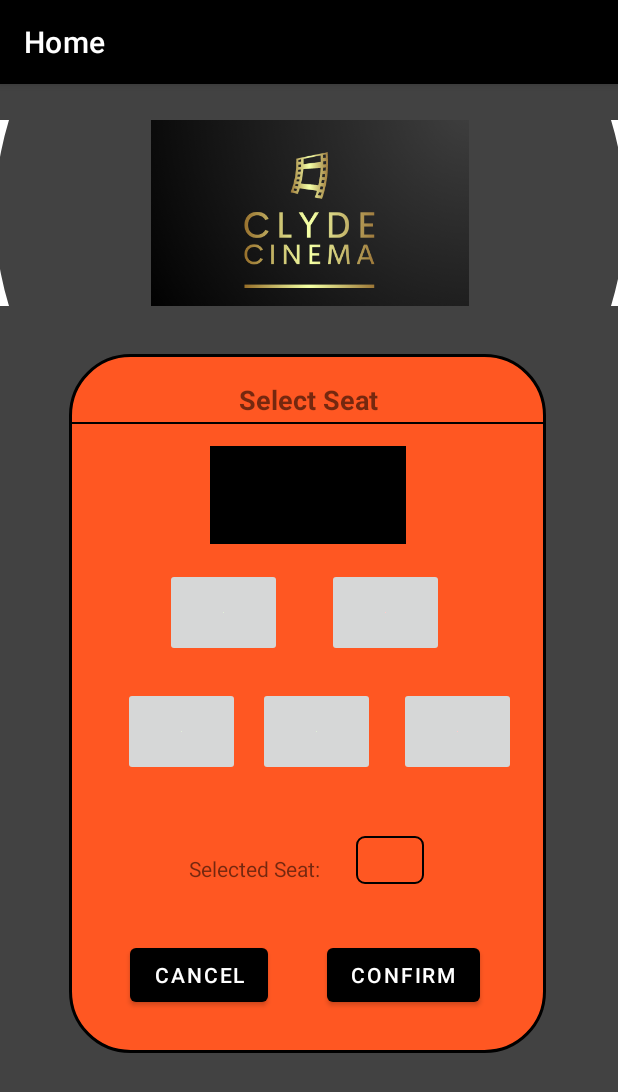
After one commit to mohamedlafiteh/cinema-app-project, an Android app: the SeatSelectActivity screen opened directly, with no data from a screen before it, on a phone screen of 412 x 824 dp. The commit adds this screen. Shown: the top 1092 px of the screen. Run offline under Robolectric (Android 15) with nearby library versions, the phone set to English and light mode, and no system bars.

Commit message:
Add chnages

```diff
--- /dev/null
+++ b/app/src/main/java/com/example/cinemaapp/SeatSelectActivity.java
@@ -0,0 +1,228 @@
+package com.example.cinemaapp;
+
+import androidx.appcompat.app.AppCompatActivity;
+
+import android.content.Intent;
+import android.os.Bundle;
+import android.view.View;
+import android.widget.Button;
+import android.widget.ImageButton;
+import android.widget.TextView;
+import android.widget.Toast;
+
+import org.w3c.dom.ls.LSOutput;
+
+public class SeatSelectActivity extends AppCompatActivity {
+    //Is seat booked? for each seat
+    boolean seatA1Booked;
+    boolean seatA2Booked;
+    boolean seatB1Booked;
+    boolean seatB2Booked;
+    boolean seatB3Booked;
+
+    //Image buttons for each seat
+    ImageButton seatA1Button;
+    ImageButton seatA2Button;
+    ImageButton seatB1Button;
+    ImageButton seatB2Button;
+    ImageButton seatB3Button;
+
+    //Text view to display selected seat
+    TextView seatNumberText;
+
+
+    @Override
+    protected void onCreate(Bundle savedInstanceState) {
+        super.onCreate(savedInstanceState);
+        setContentView(R.layout.activity_seat_select);
+
+        //Initial 'booked' or 'not booked' status for each seat
+        seatA1Booked = false;
+        seatA2Booked = true;
+        seatB1Booked = false;
+        seatB2Booked = true;
+        seatB3Booked = false;
+
+        //Initialising TextView to display selected seat
+        seatNumberText = (TextView) findViewById(R.id.seatNumberText);
+
+        //Initialising ImageButton variables to seat buttons
+        seatA1Button = (ImageButton)findViewById(R.id.seatA1Button);
+        seatA2Button = (ImageButton)findViewById(R.id.seatA2Button);
+        seatB1Button = (ImageButton)findViewById(R.id.seatB1Button);
+        seatB2Button = (ImageButton)findViewById(R.id.seatB2Button);
+        seatB3Button = (ImageButton)findViewById(R.id.seatB3Button);
+
+        /**
+         Runs function which checks each seat's booking status
+         and displays correct booked or not booked graphic
+         **/
+        imageUpdater();
+
+        Button butt = findViewById(R.id.search_button_id4);
+
+
+        butt.setOnClickListener(new View.OnClickListener() {
+            TextView s = findViewById(R.id.textView11);
+
+            @Override
+            public void onClick(View v) {
+             //   System.out.println("--------------------------------> seat " + seatNumberText.getText().toString());
+//                Intent intent = new Intent(getApplicationContext(),BookingConfirmationActivity.class);
+//                intent.putExtra("seat",seatNumberText.getText().toString());
+//                finish();
+
+
+                Intent intent = new Intent(getApplicationContext(),BookingConfirmationActivity.class);
+                System.out.println("--------------------------------> seat " + seatNumberText.getText().toString());
+                intent.putExtra("seat",seatNumberText.getText().toString());
+                setResult(RESULT_OK, intent);
+                finish();
+            }
+        });
+
+
+    }
+
+
+    /**
+     * Function to check each seats booking status and update graphics accordingly
+     */
+    public void imageUpdater(){
+        if (seatA1Booked){
+            seatA1Button.setImageResource(R.drawable.seatnotavailable);
+        }
+        if (!seatA1Booked){
+            seatA1Button.setImageResource(R.drawable.seatavailable);
+        }
+        if (seatA2Booked){
+            seatA2Button.setImageResource(R.drawable.seatnotavailable);
+        }
+        if (!seatA2Booked){
+            seatA2Button.setImageResource(R.drawable.seatavailable);
+        }
+        if (seatB1Booked){
+            seatB1Button.setImageResource(R.drawable.seatnotavailable);
+        }
+        if (!seatB1Booked){
+            seatB1Button.setImageResource(R.drawable.seatavailable);
+        }
+        if (seatB2Booked){
+            seatB2Button.setImageResource(R.drawable.seatnotavailable);
+        }
+        if (!seatB2Booked){
+            seatB2Button.setImageResource(R.drawable.seatavailable);
+        }
+        if (seatB3Booked){
+            seatB3Button.setImageResource(R.drawable.seatnotavailable);
+        }
+        if (!seatB3Booked){
+            seatB3Button.setImageResource(R.drawable.seatavailable);
+        }
+    }
+
+    public void seatA1(View view){
+        //Save text currently in 'selected seat' box (to know if were clicking same button again to deselect it)
+        CharSequence c = seatNumberText.getText();
+
+        //If seat is currently booked, pop up error message shows
+        if(seatA1Booked){
+            Toast.makeText(this, "Seat already booked!", Toast.LENGTH_SHORT).show();
+        }
+
+        //If seat is available for booking, 'seatSelected' graphic is used and any other seat selections are cleared
+        if(!seatA1Booked){
+            seatA1Button.setImageResource(R.drawable.seatselected);
+            if(!seatA2Booked){seatA2Button.setImageResource(R.drawable.seatavailable);}
+            if(!seatB1Booked){seatB1Button.setImageResource(R.drawable.seatavailable);}
+            if(!seatB2Booked){seatB2Button.setImageResource(R.drawable.seatavailable);}
+            if(!seatB3Booked){seatB3Button.setImageResource(R.drawable.seatavailable);}
+            seatNumberText.setText("A1");
+        }
+
+        //If selected seat is clicked again, the 'selected seat' box is cleared and selected graphic cleared
+        if(c.equals("A1")){
+            seatA1Button.setImageResource(R.drawable.seatavailable);
+            seatNumberText.setText("");
+        }
+    }
+
+    public void seatA2(View view){
+
+        CharSequence c = seatNumberText.getText();
+        if(seatA2Booked){
+            Toast.makeText(this, "Seat already booked!", Toast.LENGTH_SHORT).show();
+        }
+        if(!seatA2Booked){
+            seatA2Button.setImageResource(R.drawable.seatselected);
+            if(!seatA1Booked){seatA1Button.setImageResource(R.drawable.seatavailable);}
+            if(!seatB1Booked){seatB1Button.setImageResource(R.drawable.seatavailable);}
+            if(!seatB2Booked){seatB2Button.setImageResource(R.drawable.seatavailable);}
+            if(!seatB3Booked){seatB3Button.setImageResource(R.drawable.seatavailable);}
+            seatNumberText.setText("A2");
+        }
+        if(c.equals("A2")){
+            seatA2Button.setImageResource(R.drawable.seatavailable);
+            seatNumberText.setText("");
+        }
+    }
+
+    public void seatB1(View view){
+        CharSequence c = seatNumberText.getText();
+        if(seatB1Booked){
+            Toast.makeText(this, "Seat already booked!", Toast.LENGTH_SHORT).show();
+        }
+        if(!seatB1Booked){
+            seatB1Button.setImageResource(R.drawable.seatselected);
+            if(!seatA1Booked){seatA1Button.setImageResource(R.drawable.seatavailable);}
+            if(!seatA2Booked){seatA2Button.setImageResource(R.drawable.seatavailable);}
+            if(!seatB2Booked){seatB2Button.setImageResource(R.drawable.seatavailable);}
+            if(!seatB3Booked){seatB3Button.setImageResource(R.drawable.seatavailable);}
+            seatNumberText.setText("B1");
+        }
+        if(c.equals("B1")){
+            seatB1Button.setImageResource(R.drawable.seatavailable);
+            seatNumberText.setText("");
+        }
+    }
+
+    public void seatB2(View view){
+        CharSequence c = seatNumberText.getText();
+        if(seatB2Booked){
+            Toast.makeText(this, "Seat already booked!", Toast.LENGTH_SHORT).show();
+        }
+        if(!seatB2Booked){
+            seatB2Button.setImageResource(R.drawable.seatselected);
+            if(!seatA1Booked){seatA1Button.setImageResource(R.drawable.seatavailable);}
+            if(!seatA2Booked){seatA2Button.setImageResource(R.drawable.seatavailable);}
+            if(!seatB1Booked){seatB1Button.setImageResource(R.drawable.seatavailable);}
+            if(!seatB3Booked){seatB3Button.setImageResource(R.drawable.seatavailable);}
+            seatNumberText.setText("B2");
+        }
+        if(c.equals("B2")){
+            seatB2Button.setImageResource(R.drawable.seatavailable);
+            seatNumberText.setText("");
+        }
+    }
+
+    public void seatB3(View view){
+        CharSequence c = seatNumberText.getText();
+        if(seatB3Booked){
+            Toast.makeText(this, "Seat already booked!", Toast.LENGTH_SHORT).show();
+        }
+        if(!seatB3Booked){
+            seatB3Button.setImageResource(R.drawable.seatselected);
+            if(!seatA1Booked){seatA1Button.setImageResource(R.drawable.seatavailable);}
+            if(!seatA2Booked){seatA2Button.setImageResource(R.drawable.seatavailable);}
+            if(!seatB1Booked){seatB1Button.setImageResource(R.drawable.seatavailable);}
+            if(!seatB2Booked){seatB2Button.setImageResource(R.drawable.seatavailable);}
+            seatNumberText.setText("B3");
+        }
+        if(c.equals("B3")){
+            seatB3Button.setImageResource(R.drawable.seatavailable);
+            seatNumberText.setText("");
+        }
+    }
+
+
+}
--- /dev/null
+++ b/app/src/main/res/layout/activity_seat_select.xml
@@ -0,0 +1,189 @@
+<?xml version="1.0" encoding="utf-8"?>
+<androidx.constraintlayout.widget.ConstraintLayout xmlns:android="http://schemas.android.com/apk/res/android"
+    xmlns:app="http://schemas.android.com/apk/res-auto"
+    xmlns:tools="http://schemas.android.com/tools"
+    android:layout_width="match_parent"
+    android:layout_height="match_parent"
+    android:background="@color/cardview_dark_background"
+    tools:context=".SeatSelectActivity">
+
+    <ImageView
+        android:id="@+id/imageView8"
+        android:layout_width="420dp"
+        android:layout_height="124dp"
+        android:layout_marginTop="24dp"
+        android:background="@drawable/image_rounded_corner"
+        android:src="@drawable/c"
+        app:layout_constraintEnd_toEndOf="parent"
+        app:layout_constraintHorizontal_bias="0.518"
+        app:layout_constraintStart_toStartOf="parent"
+        app:layout_constraintTop_toTopOf="parent"
+        app:srcCompat="@drawable/c"
+        tools:ignore="VectorDrawableCompat" />
+
+    <androidx.constraintlayout.widget.ConstraintLayout
+        android:id="@+id/constraintLayout"
+        android:layout_width="318dp"
+        android:layout_height="466dp"
+        android:layout_marginStart="16dp"
+        android:layout_marginLeft="16dp"
+        android:layout_marginTop="180dp"
+        android:layout_marginEnd="16dp"
+        android:layout_marginRight="16dp"
+        android:background="@drawable/rounded_border"
+        android:orientation="vertical"
+        app:layout_constraintEnd_toEndOf="parent"
+        app:layout_constraintHorizontal_bias="0.488"
+        app:layout_constraintStart_toStartOf="parent"
+        app:layout_constraintTop_toTopOf="parent">
+
+        <TextView
+
+            android:id="@+id/book_ticket_title_id"
+            android:layout_width="273dp"
+            android:layout_height="29dp"
+            android:layout_marginTop="16dp"
+            android:background="#FF5722"
+            android:divider="?android:dividerHorizontal"
+            android:gravity="center"
+            android:text="Select Seat"
+            android:textSize="18sp"
+            android:textStyle="bold"
+            app:layout_constraintEnd_toEndOf="parent"
+            app:layout_constraintHorizontal_bias="0.51"
+            app:layout_constraintStart_toStartOf="parent"
+            app:layout_constraintTop_toTopOf="parent" />
+
+        <View
+            android:id="@+id/view"
+            android:layout_width="match_parent"
+            android:layout_height="1dp"
+            android:background="@color/black"
+            app:layout_constraintEnd_toEndOf="parent"
+            app:layout_constraintStart_toStartOf="parent"
+            app:layout_constraintTop_toBottomOf="@+id/book_ticket_title_id" />
+
+
+        <Button
+            android:id="@+id/search_button_id"
+            android:layout_width="wrap_content"
+            android:layout_height="wrap_content"
+            android:layout_marginBottom="28dp"
+            android:text="Cancel"
+            app:layout_constraintBottom_toBottomOf="parent"
+            app:layout_constraintEnd_toStartOf="@+id/search_button_id4"
+            app:layout_constraintHorizontal_bias="0.512"
+            app:layout_constraintStart_toStartOf="parent" />
+
+        <Button
+            android:id="@+id/search_button_id4"
+            android:layout_width="wrap_content"
+            android:layout_height="wrap_content"
+            android:layout_marginEnd="44dp"
+            android:layout_marginRight="44dp"
+            android:layout_marginBottom="28dp"
+            android:text="Confirm"
+            app:layout_constraintBottom_toBottomOf="parent"
+            app:layout_constraintEnd_toEndOf="parent" />
+
+        <TextView
+            android:id="@+id/seatNumberText"
+            android:layout_width="45dp"
+            android:layout_height="32dp"
+            android:layout_marginStart="24dp"
+            android:layout_marginLeft="24dp"
+            android:layout_marginTop="40dp"
+            android:background="@drawable/rounded_spinner"
+            android:gravity="center"
+            android:text=""
+            android:textSize="18sp"
+            android:textStyle="bold"
+            app:layout_constraintStart_toEndOf="@+id/textView10"
+            app:layout_constraintTop_toBottomOf="@+id/seatB2Button"
+            tools:text="2B" />
+
+        <TextView
+            android:id="@+id/textView10"
+            android:layout_width="wrap_content"
+            android:layout_height="wrap_content"
+            android:layout_marginStart="80dp"
+            android:layout_marginLeft="80dp"
+            android:layout_marginTop="52dp"
+            android:text="Selected Seat:"
+            app:layout_constraintStart_toStartOf="parent"
+            app:layout_constraintTop_toBottomOf="@+id/seatB1Button" />
+
+        <ImageView
+            android:id="@+id/imageView9"
+            android:layout_width="226dp"
+            android:layout_height="65dp"
+            android:layout_marginTop="16dp"
+            app:layout_constraintEnd_toEndOf="parent"
+            app:layout_constraintStart_toStartOf="parent"
+            app:layout_constraintTop_toBottomOf="@+id/book_ticket_title_id"
+            app:srcCompat="@drawable/cinemascreen" />
+
+        <ImageButton
+            app:srcCompat="@drawable/seatavailable"
+            android:id="@+id/seatA1Button"
+            android:layout_width="78dp"
+            android:layout_height="59dp"
+            android:layout_marginStart="64dp"
+            android:layout_marginLeft="64dp"
+            android:layout_marginTop="16dp"
+            android:onClick="seatA1"
+            app:layout_constraintStart_toStartOf="parent"
+            app:layout_constraintTop_toBottomOf="@+id/imageView9" />
+
+        <ImageButton
+            android:id="@+id/seatA2Button"
+            app:srcCompat="@drawable/seatnotavailable"
+            android:layout_width="78dp"
+            android:layout_height="59dp"
+            android:layout_marginTop="16dp"
+            android:layout_marginEnd="68dp"
+            android:layout_marginRight="68dp"
+            android:onClick="seatA2"
+            app:layout_constraintEnd_toEndOf="parent"
+            app:layout_constraintTop_toBottomOf="@+id/imageView9" />
+
+        <ImageButton
+            app:srcCompat="@drawable/seatnotavailable"
+            android:id="@+id/seatB2Button"
+            android:layout_width="78dp"
+            android:layout_height="59dp"
+            android:layout_marginTop="20dp"
+            android:layout_marginEnd="20dp"
+            android:layout_marginRight="20dp"
+            android:onClick="seatB2"
+            app:layout_constraintEnd_toEndOf="parent"
+            app:layout_constraintTop_toBottomOf="@+id/seatA2Button" />
+
+        <ImageButton
+            app:srcCompat="@drawable/seatavailable"
+            android:id="@+id/seatB3Button"
+            android:layout_width="78dp"
+            android:layout_height="59dp"
+            android:layout_marginStart="12dp"
+            android:layout_marginLeft="12dp"
+            android:layout_marginTop="20dp"
+            android:onClick="seatB3"
+            app:layout_constraintStart_toEndOf="@+id/seatB1Button"
+            app:layout_constraintTop_toBottomOf="@+id/seatA1Button" />
+
+        <ImageButton
+            app:srcCompat="@drawable/seatavailable"
+            android:id="@+id/seatB1Button"
+            android:layout_width="78dp"
+            android:layout_height="59dp"
+            android:layout_marginStart="36dp"
+            android:layout_marginLeft="36dp"
+            android:layout_marginTop="20dp"
+            android:onClick="seatB1"
+            app:layout_constraintStart_toStartOf="parent"
+            app:layout_constraintTop_toBottomOf="@+id/seatA1Button" />
+
+
+    </androidx.constraintlayout.widget.ConstraintLayout>
+
+</androidx.constraintlayout.widget.ConstraintLayout>
```
Also changed, not shown: app/src/main/AndroidManifest.xml (+5 -5 lines), app/src/main/java/com/example/cinemaapp/BookingConfirmationActivity.java (+25 -0 lines), app/src/main/java/com/example/cinemaapp/CinemaDetailsActivity.java (+0 -31 lines), app/src/main/java/com/example/cinemaapp/ConfirmedShowActivity.java (+14 -1 lines), app/src/main/java/com/example/cinemaapp/MainActivity.java (+0 -10 lines), app/src/main/res/layout/activity_booking_confirmation.xml (+30 -15 lines), app/src/main/res/layout/activity_confirmed_show.xml (+49 -1 lines), app/src/main/res/drawable-anydpi/cinemascreen.png (added), app/src/main/res/drawable-anydpi/seatavailable.png (added), app/src/main/res/drawable-anydpi/seatnotavailable.png (added), app/src/main/res/drawable-anydpi/seatselected.png (added).
